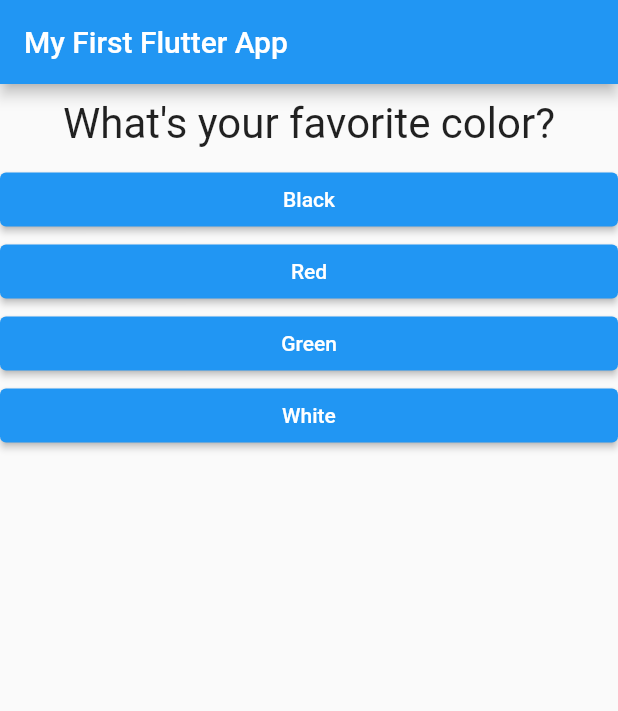
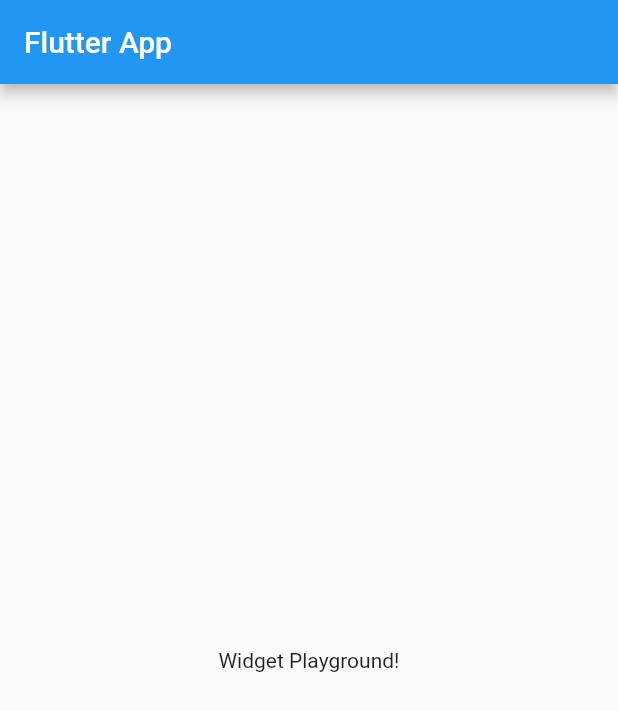
Before and after one commit to techexplorer1231/flutter_complete_guide, a Flutter app: the screen it shows after launch, on a phone screen of 412 x 824 dp. Shown: the top 711 px of the screen. Run offline on Flutter 3.47's test engine with Material 2 defaults, Android fonts, the phone set to English and light mode, and no system bars.

Commit message:
initial boilerplate

```diff
--- a/lib/answer.dart
+++ /dev/null
@@ -1,18 +0,0 @@
-import 'package:flutter/material.dart';
-
-class Answer extends StatelessWidget {
-  final Function selectHandler;
-  final String answerText;
-  Answer(this.selectHandler, this.answerText);
-
-  @override
-  Widget build(BuildContext context) {
-    return Container(
-      width: double.infinity,
-      child: ElevatedButton(
-        onPressed: selectHandler,
-        child: Text(answerText),
-      ),
-    );
-  }
-}
--- a/lib/main.dart
+++ b/lib/main.dart
@@ -1,81 +1,26 @@
 import 'package:flutter/material.dart';
-import 'package:flutter_complete_guide/quiz.dart';
-import 'package:flutter_complete_guide/result.dart';
 
 void main() => runApp(MyApp());
 
-class MyApp extends StatefulWidget {
+class MyApp extends StatelessWidget {
   @override
-  State<StatefulWidget> createState() {
-    return _MyAppState();
+  Widget build(BuildContext context) {
+    return MaterialApp(
+      title: 'Flutter App',
+      home: MyHomePage(),
+    );
   }
 }
 
-class _MyAppState extends State<MyApp> {
-  final _questions = [
-    {
-      'questionText': 'What\'s your favorite color?',
-      'answers': [
-        {'text': 'Black', 'score': 10},
-        {'text': 'Red', 'score': 5},
-        {'text': 'Green', 'score': 3},
-        {'text': 'White', 'score': 1},
-      ],
-    },
-    {
-      'questionText': 'What\'s your favorite animal?',
-      'answers': [
-        {'text': 'Rabbit', 'score': 3},
-        {'text': 'Snake', 'score': 11},
-        {'text': 'Elephant', 'score': 5},
-        {'text': 'Lion', 'score': 9},
-      ],
-    },
-    {
-      'questionText': 'Who\'s your favorite instructor?',
-      'answers': [
-        {'text': 'Max', 'score': 1},
-        {'text': 'Max', 'score': 1},
-        {'text': 'Max', 'score': 1},
-        {'text': 'Max', 'score': 1},
-      ],
-    },
-  ];
-  var _questionIndex = 0;
-  var _totalScore = 0;
-
-  void _answerQuestion(int score) {
-    _totalScore += score;
-    setState(() {
-      _questionIndex = _questionIndex + 1;
-    });
-    print(_questionIndex);
-    if (_questionIndex < _questions.length) {
-      print('We have more _questions');
-    }
-  }
-
-  void _resetQuiz() {
-    setState(() {
-      _questionIndex = 0;
-      _totalScore = 0;
-    });
-  }
-
+class MyHomePage extends StatelessWidget {
   @override
   Widget build(BuildContext context) {
-    return MaterialApp(
-      home: Scaffold(
-        appBar: AppBar(
-          title: Text('My First Flutter App'),
-        ),
-        body: _questionIndex < _questions.length
-            ? Quiz(
-                answerQuestion: _answerQuestion,
-                questionIndex: _questionIndex,
-                questions: _questions,
-              )
-            : Result(_totalScore, _resetQuiz),
+    return Scaffold(
+      appBar: AppBar(
+        title: Text('Flutter App'),
+      ),
+      body: Center(
+        child: Text('Widget Playground!'),
       ),
     );
   }
--- a/lib/question.dart
+++ /dev/null
@@ -1,20 +0,0 @@
-import 'package:flutter/material.dart';
-
-class Question extends StatelessWidget {
-  final String questionText;
-
-  Question(this.questionText);
-
-  @override
-  Widget build(BuildContext context) {
-    return Container(
-      width: double.infinity,
-      margin: EdgeInsets.all(10),
-      child: Text(
-        questionText,
-        style: TextStyle(fontSize: 28),
-        textAlign: TextAlign.center,
-      ),
-    );
-  }
-}
--- a/lib/quiz.dart
+++ /dev/null
@@ -1,28 +0,0 @@
-import 'package:flutter/material.dart';
-import 'package:flutter_complete_guide/answer.dart';
-import 'package:flutter_complete_guide/question.dart';
-
-class Quiz extends StatelessWidget {
-  final Function answerQuestion;
-  final List<Map<String, Object>> questions;
-  final int questionIndex;
-  Quiz(
-      {@required this.questions,
-      @required this.answerQuestion,
-      @required this.questionIndex});
-
-  @override
-  Widget build(BuildContext context) {
-    return Column(
-      children: [
-        Question(
-          questions[questionIndex]['questionText'],
-        ),
-        ...(questions[questionIndex]['answers'] as List<Map<String, Object>>)
-            .map((answer) {
-          return Answer(() => answerQuestion(answer['score']), answer['text']);
-        }).toList()
-      ],
-    );
-  }
-}
```
Also changed, not shown: lib/result.dart (deleted, +0 -40 lines).
